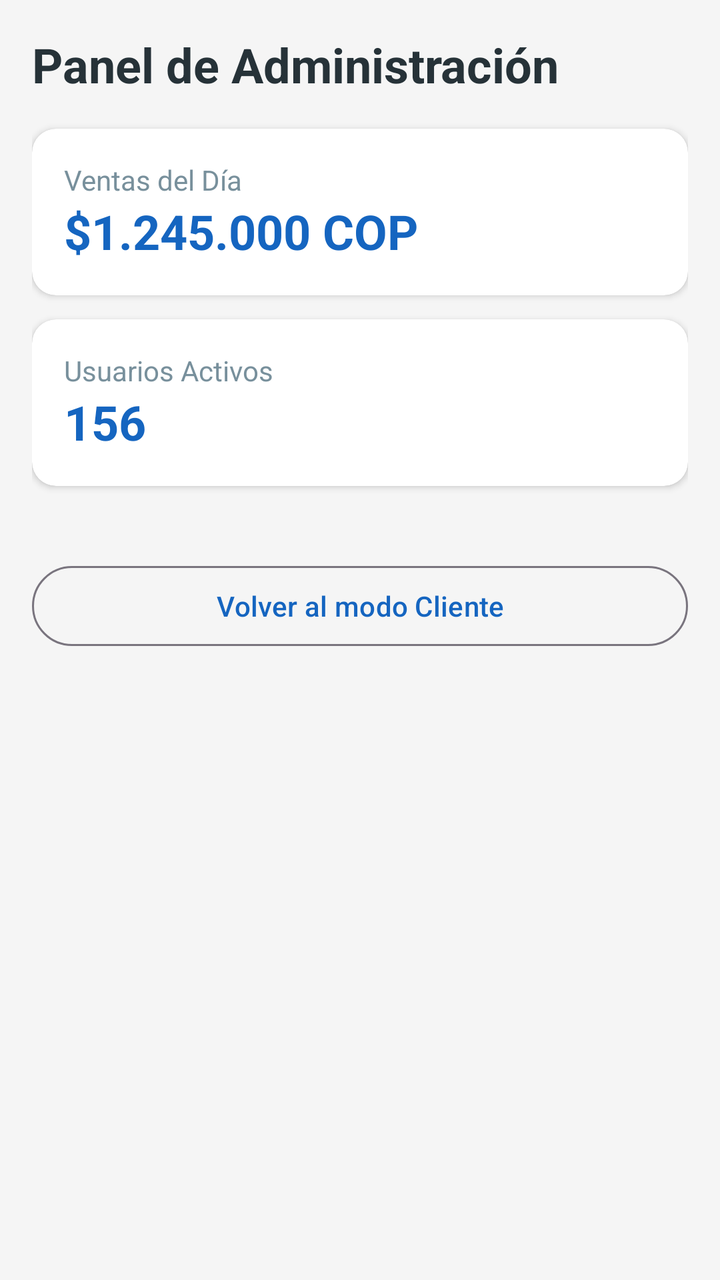
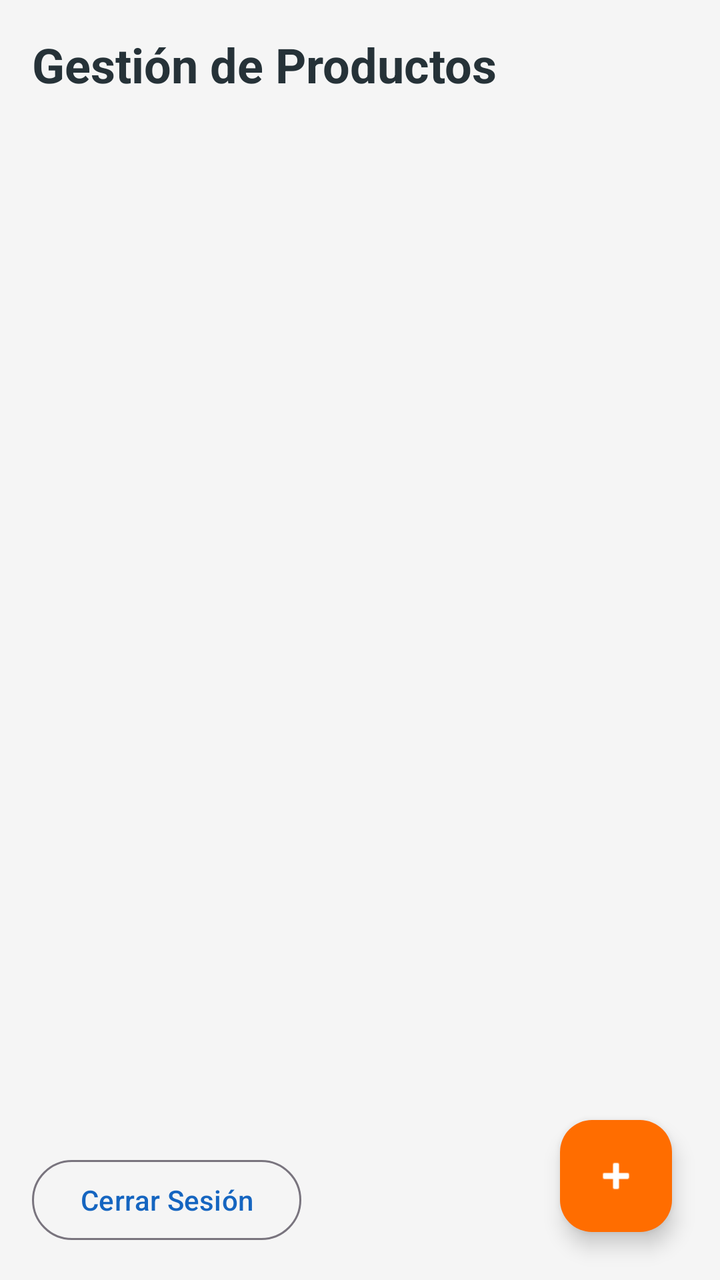

The first picture is an Android layout as it rendered before a commit; the second is the same layout after the commit. The layout source and the unified diff follow.
<!-- AndroidManifest.xml: application theme Theme.TiendaTecno -->
<!-- res/layout/activity_admin.xml -->
<?xml version="1.0" encoding="utf-8"?>
<LinearLayout xmlns:android="http://schemas.android.com/apk/res/android"
    xmlns:app="http://schemas.android.com/apk/res-auto"
    android:layout_width="match_parent"
    android:layout_height="match_parent"
    android:orientation="vertical"
    android:padding="16dp"
    android:background="@color/background">

    <TextView
        style="@style/Text.Title"
        android:layout_width="wrap_content"
        android:layout_height="wrap_content"
        android:text="Panel de Administración"
        android:layout_marginBottom="16dp" />

    <com.google.android.material.card.MaterialCardView
        style="@style/CardView.Style"
        android:layout_width="match_parent"
        android:layout_height="wrap_content"
        android:layout_marginBottom="12dp">
        <LinearLayout
            android:layout_width="match_parent"
            android:layout_height="wrap_content"
            android:padding="16dp"
            android:orientation="vertical">
            <TextView
                android:layout_width="wrap_content"
                android:layout_height="wrap_content"
                android:text="Ventas del Día"
                android:textColor="@color/text_secondary" />
            <TextView
                android:layout_width="wrap_content"
                android:layout_height="wrap_content"
                android:text="$1.245.000 COP"
                android:textColor="@color/primary"
                android:textSize="24sp"
                android:textStyle="bold" />
        </LinearLayout>
    </com.google.android.material.card.MaterialCardView>

    <com.google.android.material.card.MaterialCardView
        style="@style/CardView.Style"
        android:layout_width="match_parent"
        android:layout_height="wrap_content"
        android:layout_marginBottom="12dp">
        <LinearLayout
            android:layout_width="match_parent"
            android:layout_height="wrap_content"
            android:padding="16dp"
            android:orientation="vertical">
            <TextView
                android:layout_width="wrap_content"
                android:layout_height="wrap_content"
                android:text="Usuarios Activos"
                android:textColor="@color/text_secondary" />
            <TextView
                android:layout_width="wrap_content"
                android:layout_height="wrap_content"
                android:text="156"
                android:textColor="@color/primary"
                android:textSize="24sp"
                android:textStyle="bold" />
        </LinearLayout>
    </com.google.android.material.card.MaterialCardView>

    <com.google.android.material.button.MaterialButton
        android:id="@+id/btnBackToClient"
        style="@style/Widget.Material3.Button.OutlinedButton"
        android:layout_width="match_parent"
        android:layout_height="wrap_content"
        android:layout_marginTop="24dp"
        android:text="Volver al modo Cliente" />

</LinearLayout>
<!-- resources referenced by this layout -->
<resources>
  <color name="background">#F5F5F5</color>
  <color name="primary">#1565C0</color>
  <color name="text_secondary">#78909C</color>
  <style name="CardView.Style" parent="Widget.Material3.CardView.Elevated">
          <item name="cardCornerRadius">12dp</item>
          <item name="cardElevation">2dp</item>
          <item name="cardBackgroundColor">@color/surface</item>
      </style>
  <style name="Text.Title" parent="TextAppearance.Material3.HeadlineSmall">
          <item name="android:textColor">@color/text_primary</item>
          <item name="android:textStyle">bold</item>
      </style>
  <style name="Theme.TiendaTecno" parent="Base.Theme.TiendaTecno" />
  <color name="surface">#FFFFFF</color>
  <color name="text_primary">#263238</color>
  <style name="Base.Theme.TiendaTecno" parent="Theme.Material3.DayNight.NoActionBar">
          <item name="colorPrimary">@color/primary</item>
          <item name="colorPrimaryVariant">@color/primary_dark</item>
          <item name="colorSecondary">@color/secondary</item>
          <item name="android:colorBackground">@color/background</item>
          <item name="android:statusBarColor">@color/primary_dark</item>
          <item name="android:textColorPrimary">@color/text_primary</item>
      </style>
  <color name="primary_dark">#0D47A1</color>
  <color name="secondary">#FF6D00</color>
</resources>

<!-- the commit's change to res/layout/activity_admin.xml (unified diff, before → after) -->
@@ -1,75 +1,48 @@
 <?xml version="1.0" encoding="utf-8"?>
-<LinearLayout xmlns:android="http://schemas.android.com/apk/res/android"
+<androidx.constraintlayout.widget.ConstraintLayout xmlns:android="http://schemas.android.com/apk/res/android"
     xmlns:app="http://schemas.android.com/apk/res-auto"
     android:layout_width="match_parent"
     android:layout_height="match_parent"
-    android:orientation="vertical"
-    android:padding="16dp"
     android:background="@color/background">
 
     <TextView
+        android:id="@+id/tvAdminTitle"
         style="@style/Text.Title"
         android:layout_width="wrap_content"
         android:layout_height="wrap_content"
-        android:text="Panel de Administración"
-        android:layout_marginBottom="16dp" />
+        android:layout_margin="16dp"
+        android:text="Gestión de Productos"
+        app:layout_constraintStart_toStartOf="parent"
+        app:layout_constraintTop_toTopOf="parent" />
 
-    <com.google.android.material.card.MaterialCardView
-        style="@style/CardView.Style"
+    <androidx.recyclerview.widget.RecyclerView
+        android:id="@+id/rvAdminProducts"
         android:layout_width="match_parent"
+        android:layout_height="0dp"
+        android:layout_margin="16dp"
+        app:layout_constraintBottom_toTopOf="@+id/btnAddProduct"
+        app:layout_constraintTop_toBottomOf="@+id/tvAdminTitle" />
+
+    <com.google.android.material.floatingactionbutton.FloatingActionButton
+        android:id="@+id/btnAddProduct"
+        android:layout_width="wrap_content"
         android:layout_height="wrap_content"
-        android:layout_marginBottom="12dp">
-        <LinearLayout
-            android:layout_width="match_parent"
-            android:layout_height="wrap_content"
-            android:padding="16dp"
-            android:orientation="vertical">
-            <TextView
-                android:layout_width="wrap_content"
-                android:layout_height="wrap_content"
-                android:text="Ventas del Día"
-                android:textColor="@color/text_secondary" />
-            <TextView
-                android:layout_width="wrap_content"
-                android:layout_height="wrap_content"
-                android:text="$1.245.000 COP"
-                android:textColor="@color/primary"
-                android:textSize="24sp"
-                android:textStyle="bold" />
-        </LinearLayout>
-    </com.google.android.material.card.MaterialCardView>
-
-    <com.google.android.material.card.MaterialCardView
-        style="@style/CardView.Style"
-        android:layout_width="match_parent"
-        android:layout_height="wrap_content"
-        android:layout_marginBottom="12dp">
-        <LinearLayout
-            android:layout_width="match_parent"
-            android:layout_height="wrap_content"
-            android:padding="16dp"
-            android:orientation="vertical">
-            <TextView
-                android:layout_width="wrap_content"
-                android:layout_height="wrap_content"
-                android:text="Usuarios Activos"
-                android:textColor="@color/text_secondary" />
-            <TextView
-                android:layout_width="wrap_content"
-                android:layout_height="wrap_content"
-                android:text="156"
-                android:textColor="@color/primary"
-                android:textSize="24sp"
-                android:textStyle="bold" />
-        </LinearLayout>
-    </com.google.android.material.card.MaterialCardView>
+        android:layout_margin="24dp"
+        android:backgroundTint="@color/secondary"
+        android:src="@android:drawable/ic_input_add"
+        app:layout_constraintBottom_toBottomOf="parent"
+        app:layout_constraintEnd_toEndOf="parent"
+        app:tint="@color/surface" />
 
     <com.google.android.material.button.MaterialButton
-        android:id="@+id/btnBackToClient"
+        android:id="@+id/btnLogoutAdmin"
         style="@style/Widget.Material3.Button.OutlinedButton"
-        android:layout_width="match_parent"
+        android:layout_width="wrap_content"
         android:layout_height="wrap_content"
-        android:layout_marginTop="24dp"
-        android:text="Volver al modo Cliente" />
+        android:layout_margin="16dp"
+        android:text="Cerrar Sesión"
+        app:layout_constraintBottom_toBottomOf="parent"
+        app:layout_constraintStart_toStartOf="parent" />
 
-</LinearLayout>
+
+</androidx.constraintlayout.widget.ConstraintLayout>
<!-- resource entries referenced after the edit -->
@@ -2,12 +2,6 @@
 <resources>
   <color name="background">#F5F5F5</color>
   <color name="primary">#1565C0</color>
-  <color name="text_secondary">#78909C</color>
-  <style name="CardView.Style" parent="Widget.Material3.CardView.Elevated">
-          <item name="cardCornerRadius">12dp</item>
-          <item name="cardElevation">2dp</item>
-          <item name="cardBackgroundColor">@color/surface</item>
-      </style>
   <style name="Text.Title" parent="TextAppearance.Material3.HeadlineSmall">
           <item name="android:textColor">@color/text_primary</item>
           <item name="android:textStyle">bold</item>
@@ -19,9 +13,15 @@
           <item name="colorPrimary">@color/primary</item>
           <item name="colorPrimaryVariant">@color/primary_dark</item>
           <item name="colorSecondary">@color/secondary</item>
+  
           <item name="android:colorBackground">@color/background</item>
-          <item name="android:statusBarColor">@color/primary_dark</item>
           <item name="android:textColorPrimary">@color/text_primary</item>
+  
+          <item name="android:statusBarColor">@color/secondary</item>
+          <item name="android:windowLightStatusBar">false</item>
+  
+          <item name="android:navigationBarColor">@color/surface</item>
+          <item name="android:windowLightNavigationBar">true</item>
       </style>
   <color name="primary_dark">#0D47A1</color>
   <color name="secondary">#FF6D00</color>
